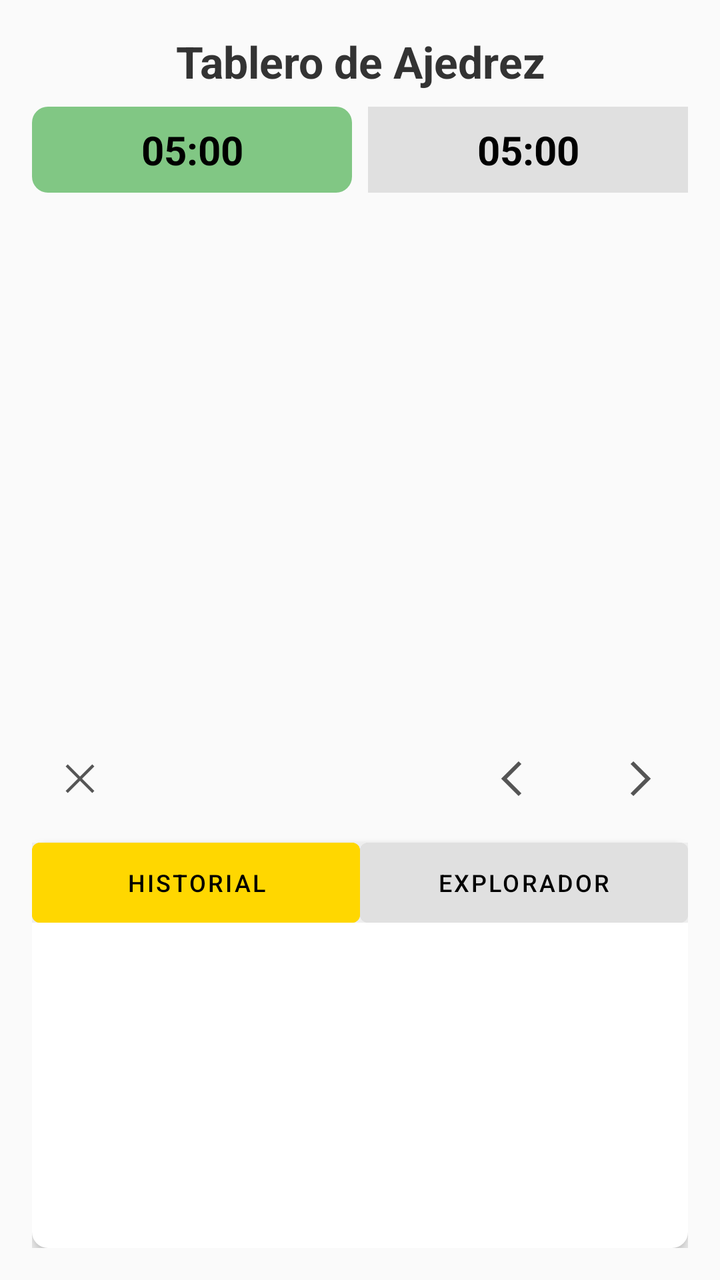
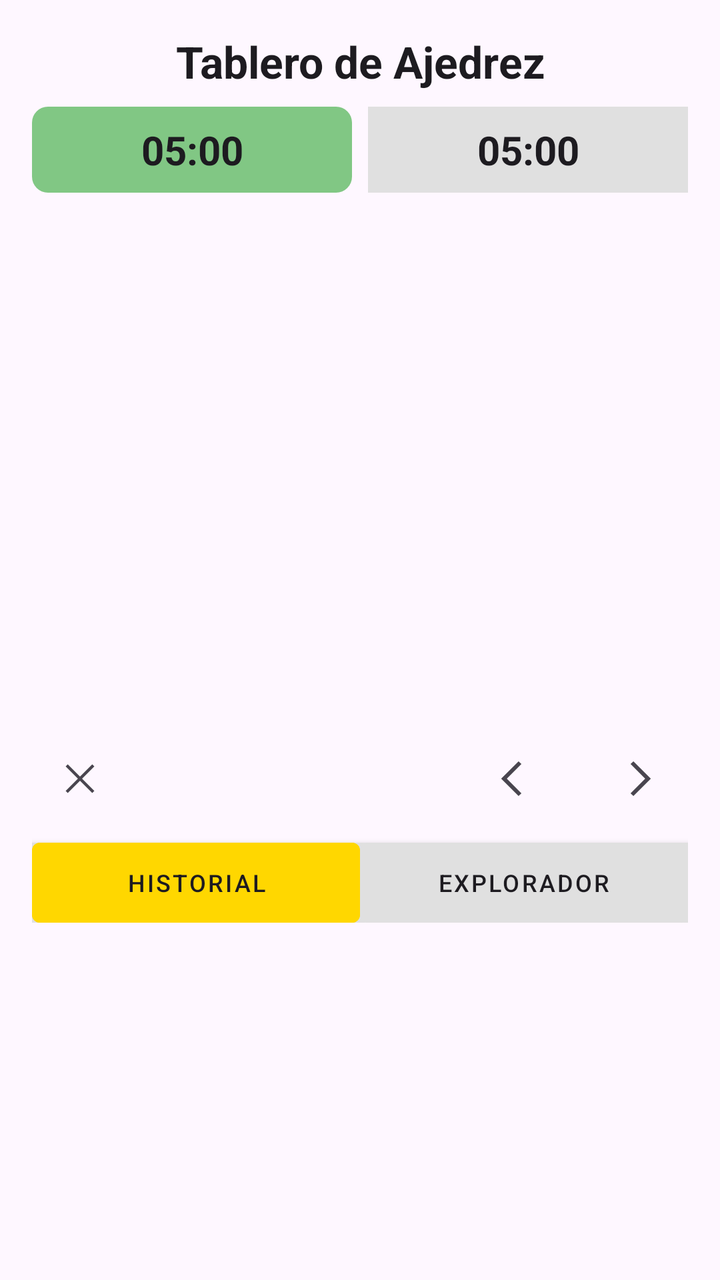

An Android layout rendered at two revisions. The XML below is the earlier revision; the diff shows what the commit changed to produce the second picture.
<!-- AndroidManifest.xml: application theme Theme.ProyectoAjedrez -->
<!-- res/layout/fragment_chess_board.xml -->
<?xml version="1.0" encoding="utf-8"?>
<LinearLayout xmlns:android="http://schemas.android.com/apk/res/android"
    xmlns:app="http://schemas.android.com/apk/res-auto"
    xmlns:tools="http://schemas.android.com/tools"
    android:layout_width="match_parent"
    android:layout_height="match_parent"
    android:orientation="vertical"
    android:padding="16dp"
    android:background="#FAFAFA"
    tools:context=".fragments.ChessBoardFragment">

    <TextView
        android:id="@+id/titleTextView"
        android:layout_width="match_parent"
        android:layout_height="wrap_content"
        android:text="@string/titulo_tablero"
        android:textSize="22sp"
        android:textStyle="bold"
        android:gravity="center"
        android:textColor="#333333"
        android:layout_marginBottom="8dp" />

    <LinearLayout
        android:id="@+id/layoutTimers"
        android:layout_width="match_parent"
        android:layout_height="wrap_content"
        android:orientation="horizontal"
        android:gravity="center"
        android:layout_marginBottom="8dp">

        <TextView
            android:id="@+id/tvTimerWhite"
            android:layout_width="0dp"
            android:layout_height="wrap_content"
            android:layout_weight="1"
            android:text="@string/default_time"
            android:textSize="20sp"
            android:textStyle="bold"
            android:gravity="center"
            android:background="@drawable/bg_timer_active"
            android:textColor="@color/black"
            android:padding="8dp"
            android:layout_marginEnd="8dp"/>

        <TextView
            android:id="@+id/tvTimerBlack"
            android:layout_width="0dp"
            android:layout_height="wrap_content"
            android:layout_weight="1"
            android:text="@string/default_time"
            android:textSize="20sp"
            android:textStyle="bold"
            android:gravity="center"
            android:background="#E0E0E0"
            android:textColor="@color/black"
            android:padding="8dp" />
    </LinearLayout>

    <androidx.constraintlayout.widget.ConstraintLayout
        android:layout_width="match_parent"
        android:layout_height="0dp"
        android:layout_weight="1">

        <GridView
            android:id="@+id/chessBoard"
            android:layout_width="0dp"
            android:layout_height="0dp"
            android:numColumns="8"
            android:stretchMode="columnWidth"
            app:layout_constraintDimensionRatio="1:1"
            app:layout_constraintTop_toTopOf="parent"
            app:layout_constraintBottom_toBottomOf="parent"
            app:layout_constraintStart_toStartOf="parent"
            app:layout_constraintEnd_toEndOf="parent" />
    </androidx.constraintlayout.widget.ConstraintLayout>

    <LinearLayout
        android:layout_width="match_parent"
        android:layout_height="wrap_content"
        android:gravity="center"
        android:orientation="horizontal"
        android:paddingVertical="8dp">

        <ImageButton
            android:id="@+id/btnExit"
            android:layout_width="48dp"
            android:layout_height="48dp"
            android:background="?attr/selectableItemBackgroundBorderless"
            android:contentDescription="@string/btn_exit"
            android:src="@drawable/ic_close"
            app:tint="#555555" />

        <View android:layout_width="0dp" android:layout_height="0dp" android:layout_weight="1" />

        <ImageButton
            android:id="@+id/btnUndo"
            android:layout_width="48dp"
            android:layout_height="48dp"
            android:layout_marginEnd="16dp"
            android:background="?attr/selectableItemBackgroundBorderless"
            android:contentDescription="@string/btn_deshacer"
            android:src="@drawable/ic_undo"
            app:tint="#555555" />

        <ImageButton
            android:id="@+id/btnRedo"
            android:layout_width="48dp"
            android:layout_height="48dp"
            android:background="?attr/selectableItemBackgroundBorderless"
            android:contentDescription="@string/btn_rehacer"
            android:src="@drawable/ic_redo"
            app:tint="#555555" />
    </LinearLayout>

    <LinearLayout
        android:layout_width="match_parent"
        android:layout_height="0dp"
        android:layout_weight="0.8"
        android:orientation="vertical"
        android:background="@drawable/bg_timer_active"
        android:backgroundTint="#FFFFFF"
        android:elevation="4dp">

        <LinearLayout
            android:layout_width="match_parent"
            android:layout_height="40dp"
            android:orientation="horizontal"
            android:background="#EEEEEE">

            <Button
                android:id="@+id/btnTabHistory"
                android:layout_width="0dp"
                android:layout_height="match_parent"
                android:layout_weight="1"
                android:text="@string/tab_history"
                android:textSize="12sp"
                android:backgroundTint="#FFD700"
                android:textColor="@color/black"
                style="@style/Widget.MaterialComponents.Button.UnelevatedButton"
                android:insetTop="0dp"
                android:insetBottom="0dp"/>

            <Button
                android:id="@+id/btnTabExplorer"
                android:layout_width="0dp"
                android:layout_height="match_parent"
                android:layout_weight="1"
                android:text="@string/tab_explorer"
                android:textSize="12sp"
                android:backgroundTint="#E0E0E0"
                android:textColor="@color/black"
                style="@style/Widget.MaterialComponents.Button.UnelevatedButton"
                android:insetTop="0dp"
                android:insetBottom="0dp"/>
        </LinearLayout>

        <FrameLayout
            android:layout_width="match_parent"
            android:layout_height="match_parent"
            android:padding="4dp">

            <androidx.recyclerview.widget.RecyclerView
                android:id="@+id/recyclerHistory"
                android:layout_width="match_parent"
                android:layout_height="match_parent"
                android:visibility="visible"
                android:scrollbars="vertical"/>

            <androidx.recyclerview.widget.RecyclerView
                android:id="@+id/recyclerExplorer"
                android:layout_width="match_parent"
                android:layout_height="match_parent"
                android:visibility="gone"
                android:scrollbars="vertical"/>

            <TextView
                android:id="@+id/tvExplorerStatus"
                android:layout_width="wrap_content"
                android:layout_height="wrap_content"
                android:layout_gravity="center"
                android:text="@string/explorer_label_empty"
                android:textColor="#757575"
                android:visibility="gone"/>
        </FrameLayout>
    </LinearLayout>

</LinearLayout>
<!-- resources referenced by this layout -->
<resources>
  <color name="black">#FF000000</color>
  <!-- drawable bg_timer_active (drawable) -->
  <?xml version="1.0" encoding="utf-8"?>
  <shape xmlns:android="http://schemas.android.com/apk/res/android"
      android:shape="rectangle">
      <solid android:color="#81C784"/>
      <corners android:radius="8dp"/>
  </shape>
  <!-- drawable ic_close (drawable) -->
  <vector xmlns:android="http://schemas.android.com/apk/res/android" android:height="24dp" android:viewportHeight="64" android:viewportWidth="64" android:width="24dp">
        
      <path android:fillColor="#FF000000" android:pathData="M51.092,15.737L48.263,12.908 32,29.172 15.737,12.908 12.908,15.737 29.172,32 12.908,48.263 15.737,51.092 32,34.828 48.263,51.092 51.092,48.263 34.828,32z"/>
      
  </vector>
  <!-- drawable ic_redo (drawable) -->
  <vector xmlns:android="http://schemas.android.com/apk/res/android"
      android:width="24dp"
      android:height="24dp"
      android:viewportWidth="24"
      android:viewportHeight="24">
    <path
        android:fillColor="#FF000000"
        android:pathData="M7.293,4.707l7.293,7.293l-7.293,7.293l1.414,1.414l8.707,-8.707l-8.707,-8.707l-1.414,1.414z"/>
  </vector>
  <!-- drawable ic_undo (drawable) -->
  <vector xmlns:android="http://schemas.android.com/apk/res/android"
      android:width="24dp"
      android:height="24dp"
      android:viewportWidth="24"
      android:viewportHeight="24">
    <path
        android:fillColor="#FF000000"
        android:pathData="M15.293,3.293l-8.707,8.707l8.707,8.707l1.414,-1.414l-7.293,-7.293l7.293,-7.293l-1.414,-1.414z"/>
  </vector>
  <string name="btn_deshacer">Deshacer</string>
  <string name="btn_exit">Salir</string>
  <string name="btn_rehacer">Rehacer</string>
  <string name="default_time">05:00</string>
  <string name="explorer_label_empty">Realiza una jugada para ver datos.</string>
  <string name="tab_explorer">EXPLORADOR</string>
  <string name="tab_history">HISTORIAL</string>
  <string name="titulo_tablero">Tablero de Ajedrez</string>
  <style name="Theme.ProyectoAjedrez" parent="Base.Theme.ProyectoAjedrez" />
  <style name="Base.Theme.ProyectoAjedrez" parent="Theme.Material3.DayNight.NoActionBar">
      </style>
</resources>

<!-- the commit's change to res/layout/fragment_chess_board.xml (unified diff, before → after) -->
@@ -6,7 +6,7 @@
     android:layout_height="match_parent"
     android:orientation="vertical"
     android:padding="16dp"
-    android:background="#FAFAFA"
+    android:background="?android:attr/colorBackground"
     tools:context=".fragments.ChessBoardFragment">
 
     <TextView
@@ -17,7 +17,7 @@
         android:textSize="22sp"
         android:textStyle="bold"
         android:gravity="center"
-        android:textColor="#333333"
+        android:textColor="?attr/colorOnBackground"
         android:layout_marginBottom="8dp" />
 
     <LinearLayout
@@ -38,7 +38,7 @@
             android:textStyle="bold"
             android:gravity="center"
             android:background="@drawable/bg_timer_active"
-            android:textColor="@color/black"
+            android:textColor="?attr/colorOnSurface"
             android:padding="8dp"
             android:layout_marginEnd="8dp"/>
 
@@ -51,8 +51,8 @@
             android:textSize="20sp"
             android:textStyle="bold"
             android:gravity="center"
-            android:background="#E0E0E0"
-            android:textColor="@color/black"
+            android:background="@color/timer_inactive"
+            android:textColor="?attr/colorOnSurface"
             android:padding="8dp" />
     </LinearLayout>
 
@@ -88,7 +88,7 @@
             android:background="?attr/selectableItemBackgroundBorderless"
             android:contentDescription="@string/btn_exit"
             android:src="@drawable/ic_close"
-            app:tint="#555555" />
+            app:tint="?attr/colorOnSurfaceVariant" />
 
         <View android:layout_width="0dp" android:layout_height="0dp" android:layout_weight="1" />
 
@@ -100,7 +100,7 @@
             android:background="?attr/selectableItemBackgroundBorderless"
             android:contentDescription="@string/btn_deshacer"
             android:src="@drawable/ic_undo"
-            app:tint="#555555" />
+            app:tint="?attr/colorOnSurfaceVariant" />
 
         <ImageButton
             android:id="@+id/btnRedo"
@@ -109,7 +109,7 @@
             android:background="?attr/selectableItemBackgroundBorderless"
             android:contentDescription="@string/btn_rehacer"
             android:src="@drawable/ic_redo"
-            app:tint="#555555" />
+            app:tint="?attr/colorOnSurfaceVariant" />
     </LinearLayout>
 
     <LinearLayout
@@ -117,15 +117,14 @@
         android:layout_height="0dp"
         android:layout_weight="0.8"
         android:orientation="vertical"
-        android:background="@drawable/bg_timer_active"
-        android:backgroundTint="#FFFFFF"
+        android:background="?attr/colorSurface"
         android:elevation="4dp">
 
         <LinearLayout
             android:layout_width="match_parent"
             android:layout_height="40dp"
             android:orientation="horizontal"
-            android:background="#EEEEEE">
+            android:background="@color/divider_color">
 
             <Button
                 android:id="@+id/btnTabHistory"
@@ -134,8 +133,8 @@
                 android:layout_weight="1"
                 android:text="@string/tab_history"
                 android:textSize="12sp"
-                android:backgroundTint="#FFD700"
-                android:textColor="@color/black"
+                android:backgroundTint="@color/tab_active"
+                android:textColor="?attr/colorOnSurface"
                 style="@style/Widget.MaterialComponents.Button.UnelevatedButton"
                 android:insetTop="0dp"
                 android:insetBottom="0dp"/>
@@ -147,8 +146,8 @@
                 android:layout_weight="1"
                 android:text="@string/tab_explorer"
                 android:textSize="12sp"
-                android:backgroundTint="#E0E0E0"
-                android:textColor="@color/black"
+                android:backgroundTint="@color/tab_inactive"
+                android:textColor="?attr/colorOnSurface"
                 style="@style/Widget.MaterialComponents.Button.UnelevatedButton"
                 android:insetTop="0dp"
                 android:insetBottom="0dp"/>
@@ -179,7 +178,7 @@
                 android:layout_height="wrap_content"
                 android:layout_gravity="center"
                 android:text="@string/explorer_label_empty"
-                android:textColor="#757575"
+                android:textColor="@color/text_secondary"
                 android:visibility="gone"/>
         </FrameLayout>
     </LinearLayout>
<!-- resource entries referenced after the edit -->
@@ -1,11 +1,15 @@
 <!-- resources referenced by this layout -->
 <resources>
-  <color name="black">#FF000000</color>
+  <color name="divider_color">#E0E0E0</color>
+  <color name="tab_active">#FFD700</color>
+  <color name="tab_inactive">#E0E0E0</color>
+  <color name="text_secondary">#757575</color>
+  <color name="timer_inactive">#E0E0E0</color>
   <!-- drawable bg_timer_active (drawable) -->
   <?xml version="1.0" encoding="utf-8"?>
   <shape xmlns:android="http://schemas.android.com/apk/res/android"
       android:shape="rectangle">
-      <solid android:color="#81C784"/>
+      <solid android:color="@color/timer_active"/>
       <corners android:radius="8dp"/>
   </shape>
   <!-- drawable ic_close (drawable) -->
@@ -43,7 +47,14 @@
   <string name="tab_history">HISTORIAL</string>
   <string name="titulo_tablero">Tablero de Ajedrez</string>
   <style name="Theme.ProyectoAjedrez" parent="Base.Theme.ProyectoAjedrez" />
+  <color name="timer_active">#81C784</color>
   <style name="Base.Theme.ProyectoAjedrez" parent="Theme.Material3.DayNight.NoActionBar">
+          <item name="colorPrimary">@color/purple_500</item>
+          <item name="colorOnPrimary">@color/white</item>
+          <item name="colorSecondary">@color/teal_700</item>
       </style>
+  <color name="purple_500">#263238</color>
+  <color name="white">#FFFFFFFF</color>
+  <color name="teal_700">#018786</color>
 </resources>
 
